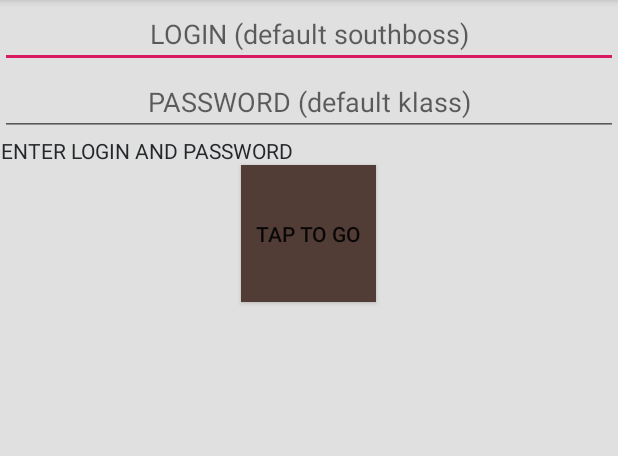
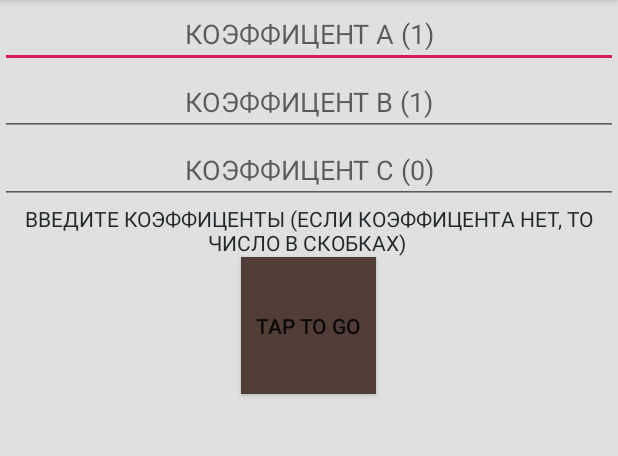
Before and after one commit to 0SouthBoss0/IT, an Android app: the screen it shows after launch (MainActivity), on a phone screen of 412 x 824 dp, the part 84-540 px from its top. Run offline under Robolectric (Android 15) with nearby library versions, the phone set to English and light mode, and no system bars.

Commit message:
2.4
kvadrtnoe yravnenie

```diff
--- a/app/src/main/AndroidManifest.xml
+++ b/app/src/main/AndroidManifest.xml
@@ -17,7 +17,6 @@
                 <category android:name="android.intent.category.LAUNCHER" />
             </intent-filter>
         </activity>
-        <activity android:name=".Registration" />
     </application>
 
 </manifest>
--- a/app/src/main/res/layout/activity_main.xml
+++ b/app/src/main/res/layout/activity_main.xml
@@ -12,22 +12,28 @@
         android:layout_width="match_parent"
         android:layout_height="wrap_content"
         android:gravity="center"
-        android:hint="LOGIN (default southboss)" />
+        android:hint="КОЭФФИЦЕНТ A (1)" />
 
     <EditText
         android:id="@+id/editText2"
         android:layout_width="match_parent"
         android:layout_height="wrap_content"
         android:gravity="center"
-        android:hint="PASSWORD (default klass)"
-        android:inputType="textPassword" />
+        android:hint="КОЭФФИЦЕНТ B (1)" />
+
+    <EditText
+        android:id="@+id/editText3"
+        android:layout_width="match_parent"
+        android:layout_height="wrap_content"
+        android:gravity="center"
+        android:hint="КОЭФФИЦЕНТ C (0)" />
 
     <TextView
         android:id="@+id/qqq"
         android:layout_width="wrap_content"
         android:layout_height="wrap_content"
         android:gravity="center|center_horizontal|top"
-        android:text="ENTER LOGIN AND PASSWORD"
+        android:text="ВВЕДИТЕ КОЭФФИЦЕНТЫ (ЕСЛИ КОЭФФИЦЕНТА НЕТ, ТО ЧИСЛО В СКОБКАХ) "
         android:textColor="#23282b" />
 
     <Button
```
Also changed, not shown: app/src/main/java/com/example/samsunghomework/MainActivity.java (+78 -45 lines), app/src/main/java/com/example/samsunghomework/Registration.java (deleted, +0 -35 lines).
